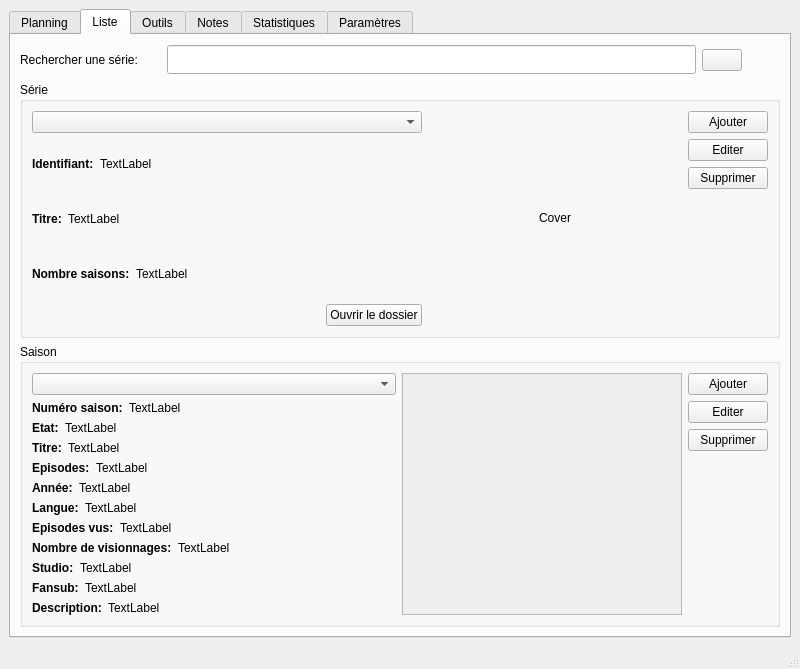
Qt form ressources/MainWindow.ui (seigneurfuo/MyAnimeManager2) before a commit.
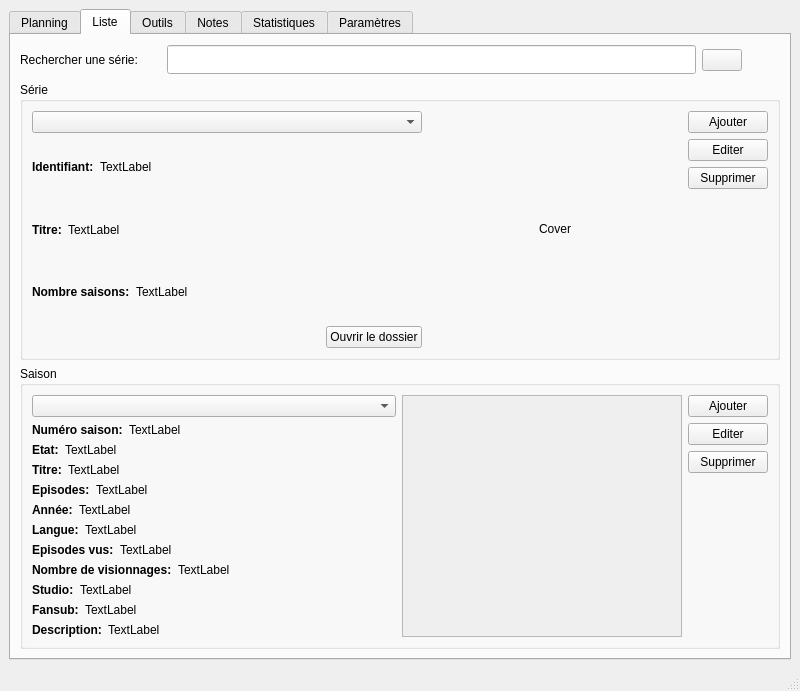
The same form after that commit. The open tabs and pages were chosen to show the change. Icons and pictures are not drawn.

Commit message: correction de bug SQL

The edit to the form file:
```diff
--- a/ressources/MainWindow.ui
+++ b/ressources/MainWindow.ui
@@ -7,7 +7,7 @@
     <x>0</x>
     <y>0</y>
     <width>800</width>
-    <height>669</height>
+    <height>691</height>
    </rect>
   </property>
   <property name="windowTitle">
@@ -1152,8 +1152,8 @@
                <rect>
                 <x>0</x>
                 <y>0</y>
-                <width>259</width>
-                <height>179</height>
+                <width>257</width>
+                <height>288</height>
                </rect>
               </property>
               <layout class="QGridLayout" name="gridLayout_3">
```
Left out of the diff: 10 changed lines with no effect on the pictures. The commit also changes 2 other files.
